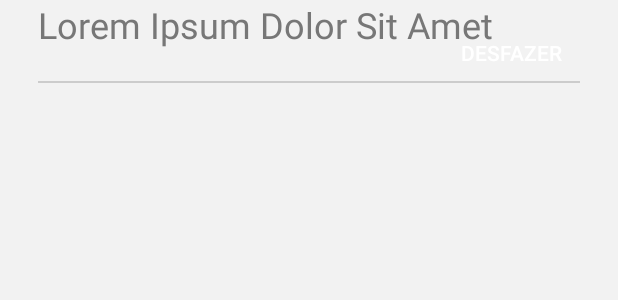
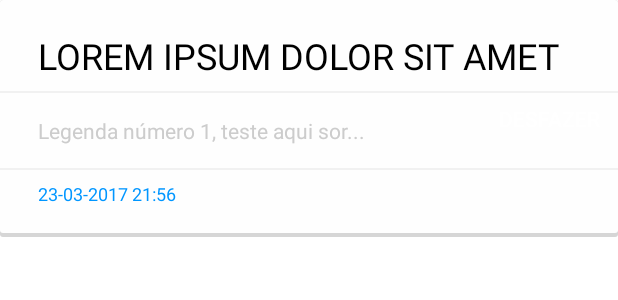
Before and after one commit to dpolcel/InstaSub, an Android app: the layout activity_main_rv_subtitles_item.xml on its own in the app's theme, with its tools: preview values and no code run, on a phone screen of 412 x 824 dp. Shown: the top 300 px of the screen. Run offline under Robolectric (Android 15) with nearby library versions, the phone set to English and light mode, and no system bars.

Commit message:
Swipe to delete - with undo; Subtitle title; Date divider & formated time; Select order - by created desc; Item click - to edit & update subtitle; Splashscreen beginning .

```diff
--- a/app/build.gradle
+++ b/app/build.gradle
@@ -27,6 +27,7 @@ dependencies {
     androidTestCompile('com.android.support.test.espresso:espresso-core:2.2.2', {
         exclude group: 'com.android.support', module: 'support-annotations'
     })
+    compile 'com.android.support:cardview-v7:25.1.1'
     compile 'com.android.support:appcompat-v7:25.1.1'
     compile 'com.android.support.constraint:constraint-layout:1.0.2'
     compile 'com.android.support:design:25.1.1'
--- a/app/src/main/java/br/com/polcel/instasub/MainActivity.java
+++ b/app/src/main/java/br/com/polcel/instasub/MainActivity.java
@@ -96,6 +96,9 @@ public class MainActivity extends AppCompatActivity {
             @Override
             public void onItemClick(SubtitleModel item) {
 //                Toast.makeText(getApplicationContext(), item.getTitle(), Toast.LENGTH_SHORT).show();
+
+                //SubtitlesRecyclerViewAdapter.handler.removeCallbacks(SubtitlesRecyclerViewAdapter.pendingRunnables, PENDING_REMOVAL_TIMEOUT);
+
                 //start edit
                 Intent intent = new Intent(getApplicationContext(), EditSubActivity.class);
                 intent.putExtra("subtitleId", item.getId());
--- a/app/src/main/java/br/com/polcel/instasub/adapters/SubtitlesRecyclerViewAdapter.java
+++ b/app/src/main/java/br/com/polcel/instasub/adapters/SubtitlesRecyclerViewAdapter.java
@@ -96,7 +96,8 @@ public class SubtitlesRecyclerViewAdapter extends RecyclerView.Adapter<Subtitles
             holder.itemView.setBackgroundColor(Color.WHITE);
             holder.titleTextView.setVisibility(View.VISIBLE);
             holder.titleTextView.setText(subtitleModel.getTitle());
-            holder.descriptionTextView.setText(Tools.formatStringWithSeeMore(subtitleModel.getDescription()));
+            holder.descriptionTextView.setText(subtitleModel.getDescription());
+//            holder.descriptionTextView.setText(Tools.formatStringWithSeeMore(subtitleModel.getDescription()));
             holder.dividerView.setVisibility(View.VISIBLE);
             holder.createdTextView.setText(Tools.formatDateFromMillis("dd-MM-yyyy - HH:mm", subtitleModel.getCreated()));
 
--- a/app/src/main/java/br/com/polcel/instasub/helpers/InstaSubDbHelper.java
+++ b/app/src/main/java/br/com/polcel/instasub/helpers/InstaSubDbHelper.java
@@ -21,7 +21,7 @@ public class InstaSubDbHelper extends SQLiteOpenHelper {
     @Override
     public void onCreate(SQLiteDatabase db) {
         db.execSQL(InstaSubContract.InstaSub.SQL_CREATE_ENTRIES);
-        db.execSQL(InstaSubContract.InstaSub.SQL_CREATE_TEMP_TABLE);
+      //  db.execSQL(InstaSubContract.InstaSub.SQL_CREATE_TEMP_TABLE);
     }
 
     @Override
--- /dev/null
+++ b/app/src/main/res/drawable/border_shadow.xml
@@ -0,0 +1,20 @@
+<?xml version="1.0" encoding="utf-8"?>
+<layer-list xmlns:android="http://schemas.android.com/apk/res/android">
+    <item>
+        <shape android:shape="rectangle">
+            <solid android:color="#d6d6d6"/>
+            <corners android:radius="2dp" />
+        </shape>
+    </item>
+
+    <item
+        android:left="0dp"
+        android:right="0dp"
+        android:top="0dp"
+        android:bottom="3dp">
+        <shape android:shape="rectangle">
+            <solid android:color="#fefefe"/>
+            <corners android:radius="2dp" />
+        </shape>
+    </item>
+</layer-list>
--- a/app/src/main/res/layout/activity_main_rv_subtitles_item.xml
+++ b/app/src/main/res/layout/activity_main_rv_subtitles_item.xml
@@ -1,18 +1,29 @@
 <?xml version="1.0" encoding="utf-8"?>
 <LinearLayout xmlns:android="http://schemas.android.com/apk/res/android"
+    xmlns:card_view="http://schemas.android.com/apk/res-auto"
     android:layout_width="match_parent"
-    android:layout_height="70dp"
-    android:layout_marginBottom="1dp"
-    android:orientation="vertical"
-    android:paddingLeft="25dp"
-    android:paddingRight="25dp">
+    android:layout_height="wrap_content"
+    android:orientation="horizontal">
+
+    <!--<android.support.v7.widget.CardView xmlns:card_view="http://schemas.android.com/apk/res-auto"-->
+    <!--android:id="@+id/card_view"-->
+    <!--android:layout_width="match_parent"-->
+    <!--android:layout_height="match_parent"-->
+    <!--android:layout_gravity="center"-->
+    <!--android:foreground="@android:color/transparent"-->
+    <!--card_view:cardBackgroundColor="#fefefe"-->
+    <!--card_view:cardUseCompatPadding="true">-->
+
 
     <FrameLayout
         android:layout_width="match_parent"
-        android:layout_height="match_parent">
+        android:layout_height="match_parent"
+        android:background="@drawable/border_shadow"
+        android:paddingBottom="15dp"
+        android:paddingTop="15dp">
 
         <LinearLayout
-            android:layout_width="wrap_content"
+            android:layout_width="match_parent"
             android:layout_height="wrap_content"
             android:orientation="vertical">
 
@@ -21,14 +32,30 @@
                 style="SubListItem"
                 android:layout_width="wrap_content"
                 android:layout_height="wrap_content"
+                android:layout_marginLeft="20dp"
+                android:padding="5dp"
                 android:text="Lorem Ipsum Dolor Sit Amet"
-                android:textColor="@color/colorSubText"
+                android:textAllCaps="true"
+                android:textColor="@color/colorSubTextTitle"
                 android:textSize="24sp" />
+
+            <View
+                android:id="@+id/rv_subtitles_item_vw_title_divider"
+                android:layout_width="wrap_content"
+                android:layout_height="1dp"
+                android:layout_marginBottom="10dp"
+                android:layout_marginTop="2dp"
+                android:alpha=".25"
+                android:background="@color/colorItemDivider" />
 
             <TextView
                 android:id="@+id/rv_subtitles_item_tv_subtitle_description"
                 android:layout_width="wrap_content"
                 android:layout_height="wrap_content"
+                android:layout_marginLeft="20dp"
+                android:padding="5dp"
+                android:maxLines="2"
+                android:text="Legenda número 1, teste aqui sor..."
                 android:textColor="@color/colorSubText" />
 
             <View
@@ -36,15 +63,19 @@
                 android:layout_width="wrap_content"
                 android:layout_height="1dp"
                 android:layout_marginBottom="2dp"
-                android:layout_marginTop="2dp"
+                android:layout_marginTop="10dp"
+                android:alpha=".25"
                 android:background="@color/colorItemDivider" />
 
             <TextView
                 android:id="@+id/rv_subtitles_item_tv_subtitle_created"
                 android:layout_width="wrap_content"
                 android:layout_height="wrap_content"
-                android:textColor="@color/colorSubText"
-                android:textSize="8sp" />
+                android:layout_marginLeft="20dp"
+                android:padding="5dp"
+                android:text="23-03-2017 21:56"
+                android:textColor="@color/colorSubTextDate"
+                android:textSize="12sp" />
 
         </LinearLayout>
 
@@ -54,11 +85,13 @@
             android:layout_width="wrap_content"
             android:layout_height="match_parent"
             android:layout_gravity="end|center_vertical"
+            android:paddingBottom="20dp"
+            android:paddingTop="20dp"
             android:text="DESFAZER"
             android:textAllCaps="true"
             android:textColor="@android:color/white" />
 
     </FrameLayout>
 
-
+    <!--</android.support.v7.widget.CardView>-->
 </LinearLayout>
--- a/app/src/main/res/menu/menu_edit.xml
+++ b/app/src/main/res/menu/menu_edit.xml
@@ -5,7 +5,7 @@
 
     <item
         android:id="@+id/action_save"
-        android:icon="@drawable/ic_check_white_48dp"
+        android:icon="@drawable/ic_check_black_48dp"
         android:orderInCategory="100"
         android:title="@string/action_save"
         app:showAsAction="ifRoom" />
--- a/app/src/main/res/values/colors.xml
+++ b/app/src/main/res/values/colors.xml
@@ -1,13 +1,17 @@
 <?xml version="1.0" encoding="utf-8"?>
 <resources>
-    <color name="colorBar">#000000</color>
+    <color name="colorBlack">#000000</color>
+    <color name="colorBar">#FFFFFF</color>
     <color name="colorBarTop">#777</color>
     <color name="colorPrimary">#3F51B5</color>
     <color name="colorPrimaryDark">#303F9F</color>
     <color name="colorAccent">#ff4081</color>
-    <color name="colorAddButton">#000000</color>
+    <color name="colorAddButton">#0096ff</color>
     <color  name="colorPrimaryText">#fff</color>
-    <color name="colorBackground">#f2f2f2</color>
-    <color name="colorSubText">#777777</color>
+    <color name="colorBackground">#ffffff</color>
+    <color name="colorSubText">#CCCCCC</color>
+    <color name="colorSubText2">#777</color>
     <color name="colorItemDivider">#CCCCCC</color>
+    <color name="colorSubTextTitle">#000000</color>
+    <color name="colorSubTextDate">#0096ff</color>
 </resources>
```
Also changed, not shown: app/src/main/AndroidManifest.xml (+8 -4 lines), app/src/main/java/br/com/polcel/instasub/EditSubActivity.java (+16 -3 lines), app/src/main/java/br/com/polcel/instasub/SplashScreenActivity.java (+16 -0 lines), app/src/main/res/drawable/border_shadow_first_row.xml (added, +20 -0 lines), app/src/main/res/layout/activity_edit_subtitle.xml (+33 -4 lines), app/src/main/res/layout/activity_main.xml (+13 -13 lines), app/src/main/res/layout/activity_splash_screen.xml (+11 -3 lines), app/src/main/res/values/styles.xml (+8 -1 lines), app/src/main/res/drawable/logo_splash.png (added), app/src/main/res/drawable/logo_toolbar.png (added), 1 other file.
